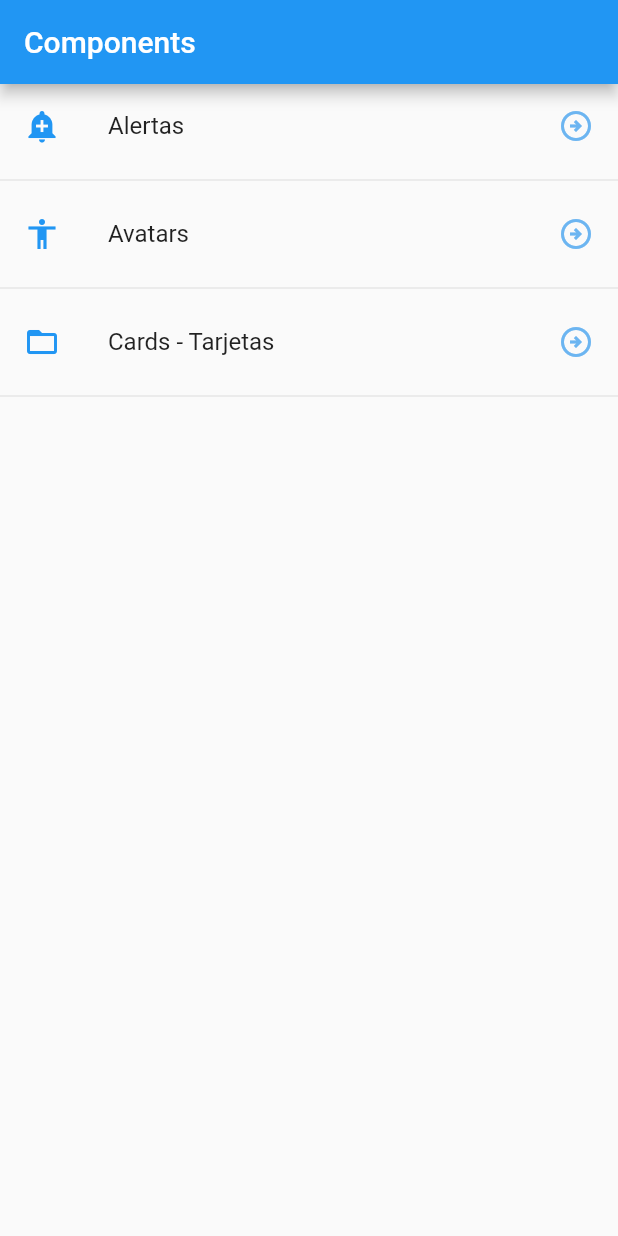
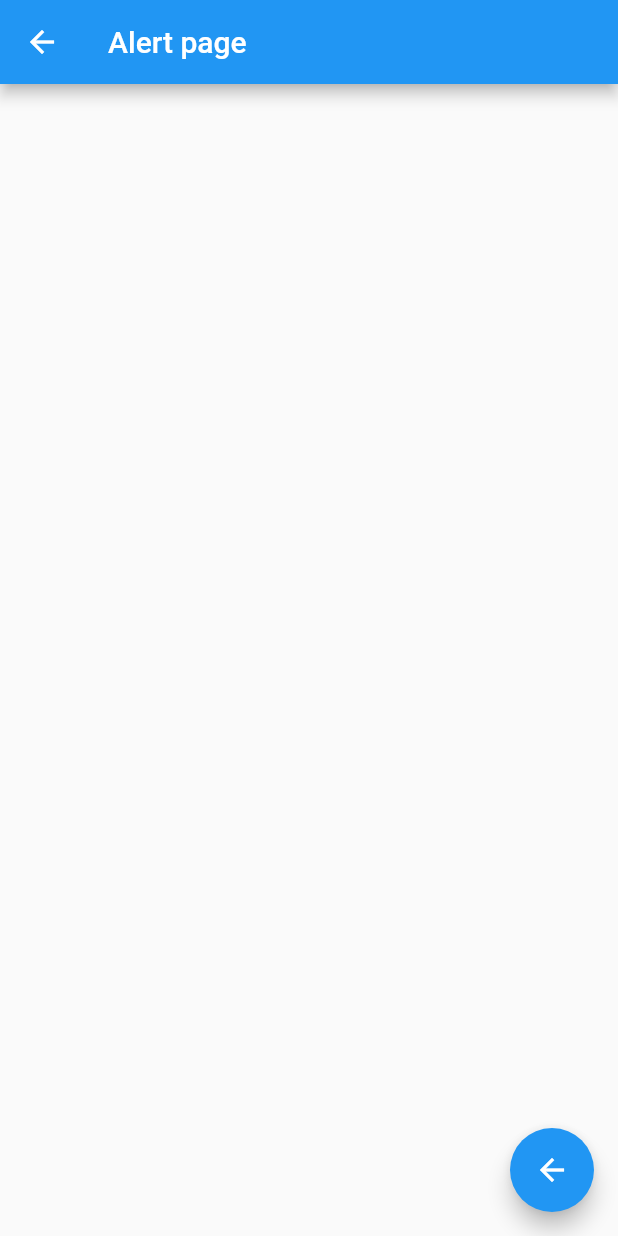
Before and after one commit to adrielmoreno/flutter-components, a Flutter app: the screen it shows after launch, after a tap on "Alertas", on a phone screen of 412 x 824 dp. Run offline on Flutter 3.47's test engine with Material 2 defaults, Android fonts, the phone set to English and light mode, and no system bars.

```diff
--- /dev/null
+++ b/lib/src/pages/alert_page.dart
@@ -0,0 +1,20 @@
+import 'package:flutter/material.dart';
+
+class AlertPage extends StatelessWidget {
+  const AlertPage({Key? key}) : super(key: key);
+
+  @override
+  Widget build(BuildContext context) {
+    return Scaffold(
+      appBar: AppBar(
+        title: const Text('Alert page'),
+      ),
+      floatingActionButton: FloatingActionButton(
+        child: const Icon(Icons.arrow_back_outlined),
+        onPressed: () {
+          Navigator.pop(context);
+        },
+      ),
+    );
+  }
+}
--- a/lib/src/pages/home_page.dart
+++ b/lib/src/pages/home_page.dart
@@ -1,3 +1,4 @@
+import 'package:components/src/pages/alert_page.dart';
 import 'package:flutter/material.dart';
 
 import 'package:components/src/providers/menu_provider.dart';
@@ -21,13 +22,13 @@ class HomePage extends StatelessWidget {
       // initialData: const [],
       builder: (context, AsyncSnapshot<List<dynamic>> snapshot) {
         return ListView(
-          children: _listItems(snapshot.data),
+          children: _listItems(snapshot.data, context),
         );
       },
     );
   }
 
-  List<Widget> _listItems(List<dynamic>? data) {
+  List<Widget> _listItems(List<dynamic>? data, BuildContext context) {
     final List<Widget> options = [];
 
     data?.forEach((opt) {
@@ -36,7 +37,11 @@ class HomePage extends StatelessWidget {
         title: Text(opt['texto']),
         trailing: const Icon(Icons.arrow_circle_right_outlined,
             color: Color(0xFF6CB5F1)),
-        onTap: () {},
+        onTap: () {
+          final route =
+              MaterialPageRoute(builder: (context) => const AlertPage());
+          Navigator.push(context, route);
+        },
       );
 
       options
```
Also changed, not shown: lib/src/pages/avatar_page.dart (added, +14 -0 lines).
